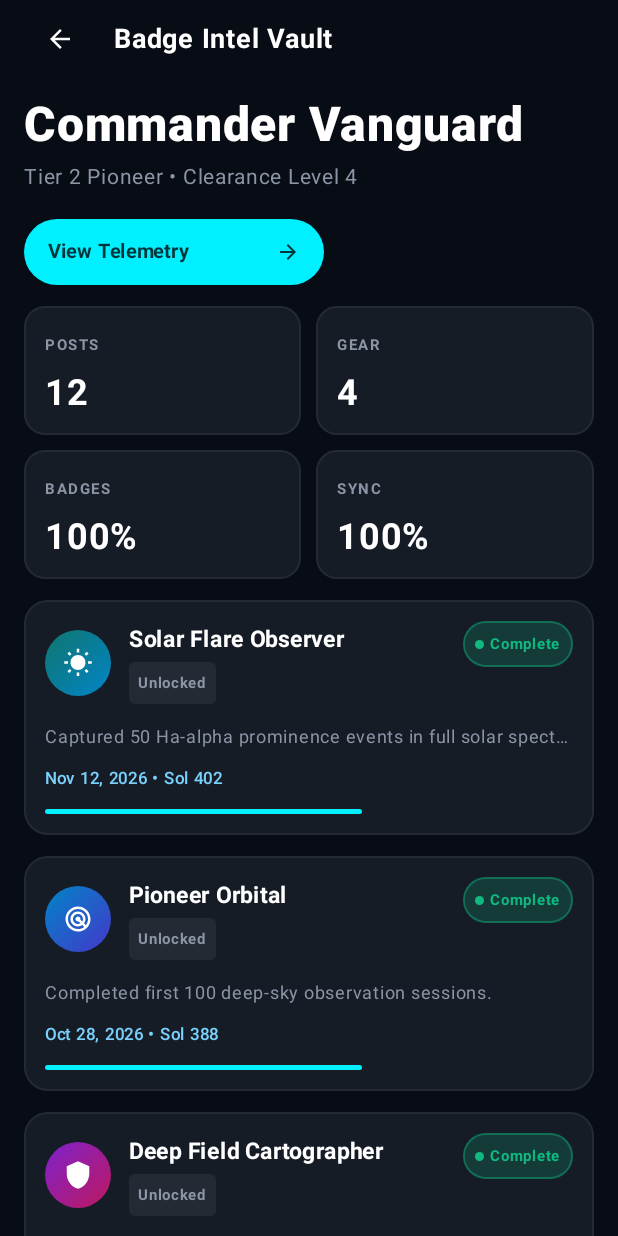
After one commit to yashdev404/SkyPulse-Android, an Android app built with Jetpack Compose: the composable BadgeIntelVaultScreen shown on its own in the app's theme, on a phone screen of 412 x 824 dp. The commit adds this screen. Run offline under Robolectric (Android 15) with nearby library versions, the phone set to English and light mode, and no system bars; network calls fail.

Commit message:
feat: Add dedicated Badge Intel Vault screen with 4 HUD metrics and detailed completion cards

```diff
--- /dev/null
+++ b/app/src/main/java/com/yash/skypulse/BadgeIntelVaultScreen.kt
@@ -0,0 +1,398 @@
+package com.yash.skypulse
+
+import androidx.activity.compose.BackHandler
+import androidx.compose.foundation.background
+import androidx.compose.foundation.border
+import androidx.compose.foundation.clickable
+import androidx.compose.foundation.layout.*
+import androidx.compose.foundation.lazy.LazyColumn
+import androidx.compose.foundation.lazy.items
+import androidx.compose.foundation.shape.CircleShape
+import androidx.compose.foundation.shape.RoundedCornerShape
+import androidx.compose.material.icons.Icons
+import androidx.compose.material.icons.automirrored.filled.ArrowBack
+import androidx.compose.material.icons.automirrored.filled.ArrowForward
+import androidx.compose.material.icons.filled.Radar
+import androidx.compose.material.icons.filled.Sensors
+import androidx.compose.material.icons.filled.Shield
+import androidx.compose.material.icons.filled.WbSunny
+import androidx.compose.material3.*
+import androidx.compose.runtime.*
+import androidx.compose.ui.Alignment
+import androidx.compose.ui.Modifier
+import androidx.compose.ui.draw.clip
+import androidx.compose.ui.graphics.Brush
+import androidx.compose.ui.graphics.Color
+import androidx.compose.ui.graphics.vector.ImageVector
+import androidx.compose.ui.text.font.FontWeight
+import androidx.compose.ui.text.style.TextOverflow
+import androidx.compose.ui.unit.dp
+import androidx.compose.ui.unit.sp
+
+private val SlateOnyxBackground = Color(0xFF080C14)
+private val SurfaceLow = Color(0xFF151C26)
+private val SurfaceHigh = Color(0xFF232A34)
+private val PrimaryCyan = Color(0xFF00F0FF)
+private val OnPrimaryCyan = Color(0xFF00363A)
+private val SecondaryCyan = Color(0xFF79D1FB)
+private val TextWhite = Color(0xFFFFFFFF)
+private val TextMuted = Color(0xFF8B95A5)
+private val EmeraldGreen = Color(0xFF10B981)
+
+data class VaultBadgeItem(
+    val title: String,
+    val description: String,
+    val timestampSol: String,
+    val status: String = "Unlocked",
+    val isComplete: Boolean = true,
+    val iconType: String = "solar"
+)
+
+@OptIn(ExperimentalMaterial3Api::class)
+@Composable
+fun BadgeIntelVaultScreen(
+    onBackClick: () -> Unit,
+    commanderName: String = "Commander Vanguard",
+    rankInfo: String = "Tier 2 Pioneer • Clearance Level 4"
+) {
+    BackHandler {
+        onBackClick()
+    }
+
+    val vaultBadges = remember {
+        listOf(
+            VaultBadgeItem(
+                title = "Solar Flare Observer",
+                description = "Captured 50 Ha-alpha prominence events in full solar spectrum.",
+                timestampSol = "Nov 12, 2026 • Sol 402",
+                iconType = "solar"
+            ),
+            VaultBadgeItem(
+                title = "Pioneer Orbital",
+                description = "Completed first 100 deep-sky observation sessions.",
+                timestampSol = "Oct 28, 2026 • Sol 388",
+                iconType = "orbital"
+            ),
+            VaultBadgeItem(
+                title = "Deep Field Cartographer",
+                description = "Mapped 25 deep-sky nebulae across NGC catalog fields.",
+                timestampSol = "Nov 05, 2026 • Sol 395",
+                iconType = "cartographer"
+            ),
+            VaultBadgeItem(
+                title = "Telemetry Relay Node",
+                description = "Maintained 99.9% uptime across orbital relay nodes.",
+                timestampSol = "Nov 15, 2026 • Sol 405",
+                iconType = "telemetry"
+            )
+        )
+    }
+
+    Box(
+        modifier = Modifier
+            .fillMaxSize()
+            .background(SlateOnyxBackground)
+    ) {
+        Column(modifier = Modifier.fillMaxSize()) {
+            // 1. Top Header Bar
+            Surface(
+                color = SlateOnyxBackground,
+                modifier = Modifier
+                    .fillMaxWidth()
+                    .height(52.dp)
+            ) {
+                Row(
+                    modifier = Modifier
+                        .fillMaxSize()
+                        .padding(horizontal = 16.dp),
+                    verticalAlignment = Alignment.CenterVertically
+                ) {
+                    IconButton(onClick = onBackClick) {
+                        Icon(
+                            imageVector = Icons.AutoMirrored.Filled.ArrowBack,
+                            contentDescription = "Back",
+                            tint = TextWhite,
+                            modifier = Modifier.size(20.dp)
+                        )
+                    }
+                    Spacer(modifier = Modifier.width(12.dp))
+                    Text(
+                        text = "Badge Intel Vault",
+                        color = TextWhite,
+                        fontSize = 18.sp,
+                        fontWeight = FontWeight.Bold
+                    )
+                }
+            }
+
+            // Scrollable Content
+            LazyColumn(
+                modifier = Modifier
+                    .fillMaxSize()
+                    .padding(horizontal = 16.dp),
+                verticalArrangement = Arrangement.spacedBy(14.dp),
+                contentPadding = PaddingValues(top = 12.dp, bottom = 100.dp)
+            ) {
+                // 2. Commander Header Deck
+                item {
+                    Column {
+                        Text(
+                            text = commanderName,
+                            color = TextWhite,
+                            fontSize = 32.sp,
+                            fontWeight = FontWeight.ExtraBold,
+                            lineHeight = 38.sp
+                        )
+
+                        Text(
+                            text = rankInfo,
+                            color = TextMuted,
+                            fontSize = 14.sp,
+                            modifier = Modifier.padding(top = 4.dp)
+                        )
+
+                        Spacer(modifier = Modifier.height(16.dp))
+
+                        // View Telemetry Button
+                        Surface(
+                            color = PrimaryCyan,
+                            shape = RoundedCornerShape(50.dp),
+                            modifier = Modifier
+                                .width(200.dp)
+                                .height(44.dp)
+                                .clickable { }
+                        ) {
+                            Row(
+                                modifier = Modifier
+                                    .fillMaxSize()
+                                    .padding(horizontal = 16.dp),
+                                horizontalArrangement = Arrangement.SpaceBetween,
+                                verticalAlignment = Alignment.CenterVertically
+                            ) {
+                                Text(
+                                    text = "View Telemetry",
+                                    color = OnPrimaryCyan,
+                                    fontSize = 13.sp,
+                                    fontWeight = FontWeight.Bold
+                                )
+                                Icon(
+                                    imageVector = Icons.AutoMirrored.Filled.ArrowForward,
+                                    contentDescription = null,
+                                    tint = OnPrimaryCyan,
+                                    modifier = Modifier.size(16.dp)
+                                )
+                            }
+                        }
+                    }
+                }
+
+                // 3. 4 HUD Metric Stat Cards (2x2 Grid)
+                item {
+                    Column(verticalArrangement = Arrangement.spacedBy(10.dp)) {
+                        Row(
+                            modifier = Modifier.fillMaxWidth(),
+                            horizontalArrangement = Arrangement.spacedBy(10.dp)
+                        ) {
+                            VaultHUDCard(
+                                label = "POSTS",
+                                value = "12",
+                                modifier = Modifier.weight(1f)
+                            )
+                            VaultHUDCard(
+                                label = "GEAR",
+                                value = "4",
+                                modifier = Modifier.weight(1f)
+                            )
+                        }
+
+                        Row(
+                            modifier = Modifier.fillMaxWidth(),
+                            horizontalArrangement = Arrangement.spacedBy(10.dp)
+                        ) {
+                            VaultHUDCard(
+                                label = "BADGES",
+                                value = "100%",
+                                modifier = Modifier.weight(1f)
+                            )
+                            VaultHUDCard(
+                                label = "SYNC",
+                                value = "100%",
+                                modifier = Modifier.weight(1f)
+                            )
+                        }
+                    }
+                }
+
+                // 4. Badge Intel Cards List
+                items(vaultBadges) { badge ->
+                    VaultBadgeCard(badge)
+                }
+            }
+        }
+    }
+}
+
+@Composable
+fun VaultHUDCard(
+    label: String,
+    value: String,
+    modifier: Modifier = Modifier
+) {
+    Card(
+        modifier = modifier.border(1.dp, SurfaceHigh, RoundedCornerShape(14.dp)),
+        shape = RoundedCornerShape(14.dp),
+        colors = CardDefaults.cardColors(containerColor = SurfaceLow)
+    ) {
+        Column(modifier = Modifier.padding(14.dp)) {
+            Text(
+                text = label,
+                color = TextMuted,
+                fontSize = 10.sp,
+                fontWeight = FontWeight.Bold,
+                letterSpacing = 1.sp
+            )
+            Spacer(modifier = Modifier.height(6.dp))
+            Text(
+                text = value,
+                color = TextWhite,
+                fontSize = 24.sp,
+                fontWeight = FontWeight.Bold
+            )
+        }
+    }
+}
+
+@Composable
+fun VaultBadgeCard(badge: VaultBadgeItem) {
+    Card(
+        modifier = Modifier
+            .fillMaxWidth()
+            .border(1.dp, SurfaceHigh, RoundedCornerShape(16.dp)),
+        shape = RoundedCornerShape(16.dp),
+        colors = CardDefaults.cardColors(containerColor = SurfaceLow)
+    ) {
+        Column(modifier = Modifier.padding(14.dp)) {
+            Row(
+                modifier = Modifier.fillMaxWidth(),
+                verticalAlignment = Alignment.Top,
+                horizontalArrangement = Arrangement.SpaceBetween
+            ) {
+                Row(
+                    verticalAlignment = Alignment.CenterVertically,
+                    modifier = Modifier.weight(1f)
+                ) {
+                    // Badge Icon Sphere
+                    Box(
+                        modifier = Modifier
+                            .size(44.dp)
+                            .clip(CircleShape)
+                            .background(
+                                when (badge.iconType) {
+                                    "solar" -> Brush.linearGradient(listOf(Color(0xFF0F766E), Color(0xFF0284C7)))
+                                    "orbital" -> Brush.linearGradient(listOf(Color(0xFF0284C7), Color(0xFF4338CA)))
+                                    "cartographer" -> Brush.linearGradient(listOf(Color(0xFF7E22CE), Color(0xFFBE185D)))
+                                    else -> Brush.linearGradient(listOf(Color(0xFF15803D), Color(0xFF0284C7)))
+                                }
+                            ),
+                        contentAlignment = Alignment.Center
+                    ) {
+                        val icon: ImageVector = when (badge.iconType) {
+                            "solar" -> Icons.Default.WbSunny
+                            "orbital" -> Icons.Default.Radar
+                            "cartographer" -> Icons.Default.Shield
+                            else -> Icons.Default.Sensors
+                        }
+                        Icon(icon, contentDescription = null, tint = TextWhite, modifier = Modifier.size(20.dp))
+                    }
+
+                    Spacer(modifier = Modifier.width(12.dp))
+
+                    Column {
+                        Text(
+                            text = badge.title,
+                            color = TextWhite,
+                            fontSize = 15.sp,
+                            fontWeight = FontWeight.Bold
+                        )
+
+                        Spacer(modifier = Modifier.height(3.dp))
+
+                        // Unlocked Badge Pill
+                        Surface(
+                            color = SurfaceHigh,
+                            shape = RoundedCornerShape(4.dp)
+                        ) {
+                            Text(
+                                text = badge.status,
+                                color = TextMuted,
+                                fontSize = 10.sp,
+                                fontWeight = FontWeight.Bold,
+                                modifier = Modifier.padding(horizontal = 6.dp, vertical = 2.dp)
+                            )
+                        }
+                    }
+                }
+
+                // Completion Indicator
+                if (badge.isComplete) {
+                    Surface(
+                        color = EmeraldGreen.copy(alpha = 0.2f),
+                        shape = RoundedCornerShape(50.dp),
+                        border = androidx.compose.foundation.BorderStroke(1.dp, EmeraldGreen.copy(alpha = 0.4f))
+                    ) {
+                        Row(
+                            modifier = Modifier.padding(horizontal = 8.dp, vertical = 3.dp),
+                            verticalAlignment = Alignment.CenterVertically
+                        ) {
+                            Box(
+                                modifier = Modifier
+                                    .size(6.dp)
+                                    .clip(CircleShape)
+                                    .background(EmeraldGreen)
+                            )
+                            Spacer(modifier = Modifier.width(4.dp))
+                            Text(
+                                text = "Complete",
+                                color = EmeraldGreen,
+                                fontSize = 10.sp,
+                                fontWeight = FontWeight.Bold
+                            )
+                        }
+                    }
+                }
+            }
+
+            Spacer(modifier = Modifier.height(10.dp))
+
+            // Description Text
+            Text(
+                text = badge.description,
+                color = TextMuted,
+                fontSize = 12.sp,
+                maxLines = 1,
+                overflow = TextOverflow.Ellipsis
+            )
+
+            Spacer(modifier = Modifier.height(4.dp))
+
+            // Timestamp Sol
+            Text(
+                text = badge.timestampSol,
+                color = SecondaryCyan,
+                fontSize = 11.sp,
+                fontWeight = FontWeight.Medium
+            )
+
+            Spacer(modifier = Modifier.height(8.dp))
+
+            // Cyan Progress Bar Accent Line
+            Box(
+                modifier = Modifier
+                    .fillMaxWidth(0.6f)
+                    .height(3.dp)
+                    .clip(CircleShape)
+                    .background(PrimaryCyan)
+            )
+        }
+    }
+}
--- a/app/src/main/java/com/yash/skypulse/ProfileScreen.kt
+++ b/app/src/main/java/com/yash/skypulse/ProfileScreen.kt
@@ -121,7 +121,14 @@ fun SkyPulseProfileScreen(
     var showMenu by remember { mutableStateOf(false) }
     var showEditProfileDialog by remember { mutableStateOf(false) }
     var showPasswordDialog by remember { mutableStateOf(false) }
+    var showBadgeVault by remember { mutableStateOf(false) }
 
+    if (showBadgeVault) {
+        BadgeIntelVaultScreen(
+            onBackClick = { showBadgeVault = false },
+            commanderName = if (userProfile.spaceRank.contains("Vance", ignoreCase = true)) userProfile.spaceRank else "Commander Vanguard"
+        )
+    } else {
         Scaffold(
         topBar = {
             OnyxTopHeader(
@@ -231,8 +238,7 @@ fun SkyPulseProfileScreen(
                         ActiveEquipmentPanel()
                     }
                     2 -> { // BADGES TAB
-                        UnlockedBadgesGrid()
-                    }
+                        UnlockedBadgesGrid(onViewAllClick = { showBadgeVault = true })
                     }
                 }
             }
@@ -254,6 +260,8 @@ fun SkyPulseProfileScreen(
                     username = userProfile.username,
                     onDismiss = { showPasswordDialog = false }
                 )
+            }
+        }
     }
 }
 
@@ -815,7 +823,7 @@ fun ActiveEquipmentPanel() {
 }
 
 @Composable
-fun UnlockedBadgesGrid() {
+fun UnlockedBadgesGrid(onViewAllClick: () -> Unit = {}) {
     val badges = listOf(
         BadgeItem(
             title = "Solar Flare",
@@ -867,7 +875,7 @@ fun UnlockedBadgesGrid() {
 
         Row(
             verticalAlignment = Alignment.CenterVertically,
-            modifier = Modifier.clickable { }
+            modifier = Modifier.clickable { onViewAllClick() }
         ) {
             Text(
                 text = "See all 24 unlocked badges",
```
Lines whose indentation alone changed are shown as unchanged.
